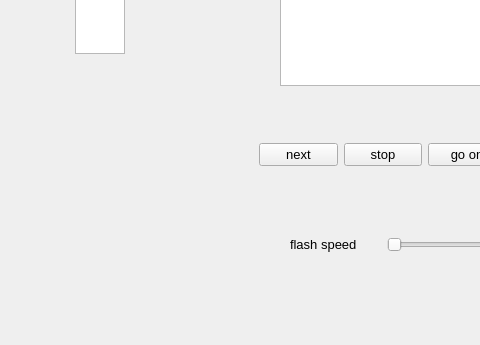
Before: the Qt Designer form ui/hrm_ui.ui in ccnuktd/hrm_python, drawn with Qt 5; both pictures show x 0 to 480 and y 555 to 900 of the 1200 by 900 pixel window.
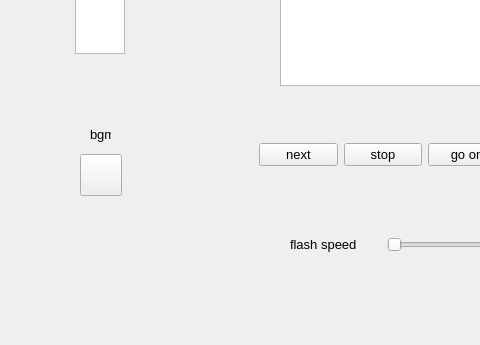
After: the same form once the commit is applied. Custom widgets are drawn as their Qt base class.

What changed in the file:
```diff
--- a/ui/hrm_ui.ui
+++ b/ui/hrm_ui.ui
@@ -395,6 +395,38 @@
      <string>None</string>
     </property>
    </widget>
+   <widget class="QPushButton" name="bgmButton">
+    <property name="geometry">
+     <rect>
+      <x>80</x>
+      <y>690</y>
+      <width>42</width>
+      <height>42</height>
+     </rect>
+    </property>
+    <property name="text">
+     <string/>
+    </property>
+   </widget>
+   <widget class="QLabel" name="u_bgm_label">
+    <property name="geometry">
+     <rect>
+      <x>90</x>
+      <y>660</y>
+      <width>21</width>
+      <height>20</height>
+     </rect>
+    </property>
+    <property name="font">
+     <font>
+      <family>Arial</family>
+      <pointsize>10</pointsize>
+     </font>
+    </property>
+    <property name="text">
+     <string>bgm</string>
+    </property>
+   </widget>
   </widget>
   <widget class="QMenuBar" name="menubar">
    <property name="geometry">
```
